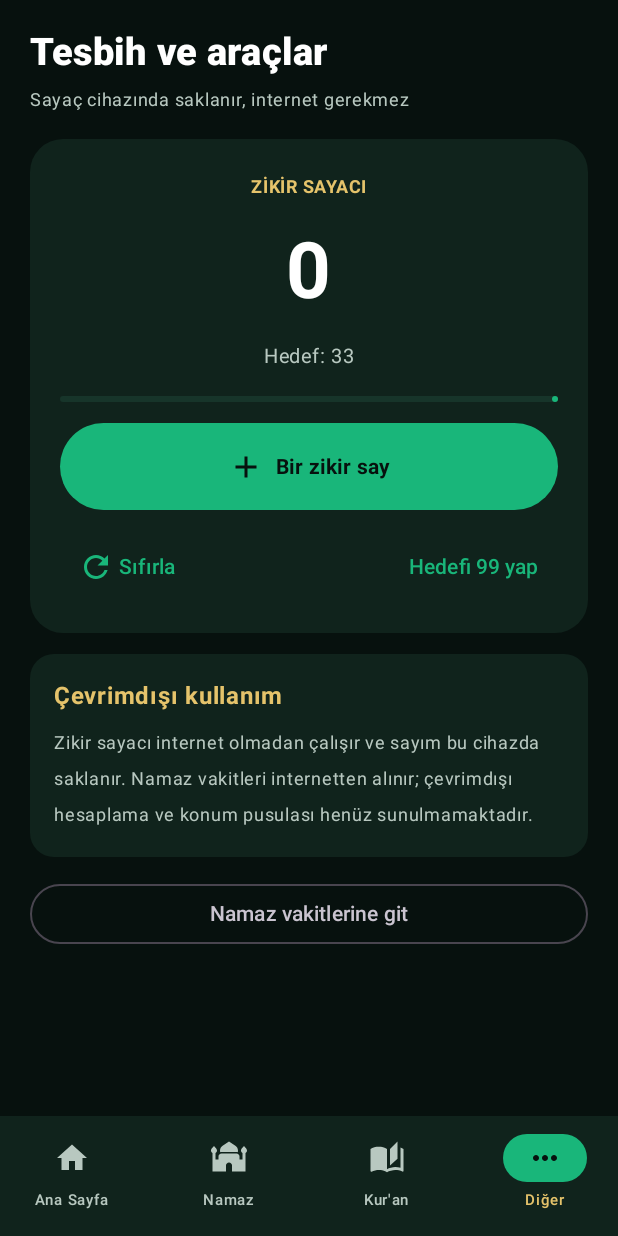
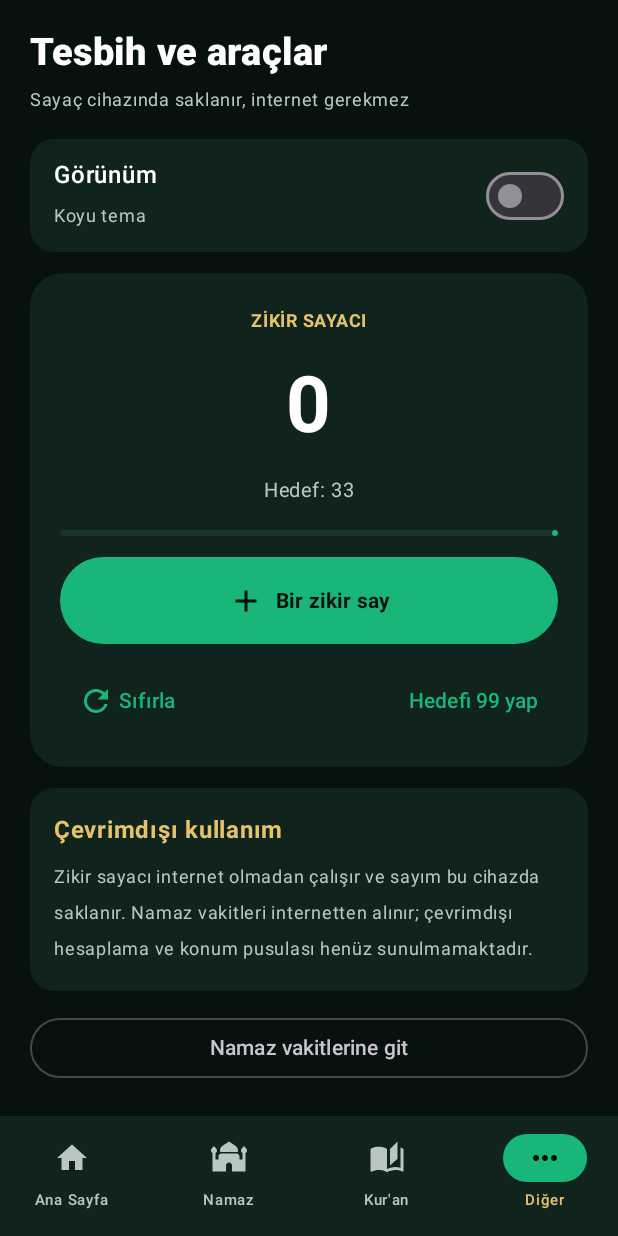
Before and after one commit to furkanmeyra2173-create/ANON-ISLAM, an Android app built with Jetpack Compose: the screen it shows after launch (MainActivity), item 4 of the bottom bar chosen, on a phone screen of 412 x 824 dp. Run offline under Robolectric (Android 15) with nearby library versions, the phone set to English and light mode, and no system bars.

Commit message:
Add persistent light and dark theme settings

```diff
--- a/app/src/main/java/com/anonh4x/anonislam/MainActivity.kt
+++ b/app/src/main/java/com/anonh4x/anonislam/MainActivity.kt
@@ -43,17 +43,39 @@ import androidx.compose.ui.Alignment
 import androidx.compose.ui.Modifier
 import androidx.compose.ui.graphics.Color
 import androidx.compose.ui.graphics.vector.ImageVector
+import androidx.compose.ui.semantics.contentDescription
+import androidx.compose.ui.semantics.semantics
 import androidx.compose.ui.text.font.FontWeight
 import androidx.compose.ui.text.input.ImeAction
 import androidx.compose.ui.unit.dp
 import androidx.compose.ui.unit.sp
 
-private val Night = Color(0xFF07110E)
-private val Panel = Color(0xFF10231C)
-private val PanelLight = Color(0xFF17352A)
-private val Emerald = Color(0xFF19B67A)
-private val Gold = Color(0xFFE5C36B)
-private val Muted = Color(0xFFB8C8C0)
+private data class AppPalette(
+    val background: Color,
+    val panel: Color,
+    val panelRaised: Color,
+    val accent: Color,
+    val highlight: Color,
+    val muted: Color,
+    val foreground: Color
+)
+
+private val darkPalette = AppPalette(
+    Color(0xFF07110E), Color(0xFF10231C), Color(0xFF17352A),
+    Color(0xFF19B67A), Color(0xFFE5C36B), Color(0xFFB8C8C0), Color.White
+)
+private val lightPalette = AppPalette(
+    Color(0xFFF5F7F3), Color.White, Color(0xFFE8F1EB),
+    Color(0xFF087A50), Color(0xFF856313), Color(0xFF56675F), Color(0xFF14211A)
+)
+private val LocalAppPalette = androidx.compose.runtime.staticCompositionLocalOf { darkPalette }
+private val Night: Color @Composable get() = LocalAppPalette.current.background
+private val Panel: Color @Composable get() = LocalAppPalette.current.panel
+private val PanelLight: Color @Composable get() = LocalAppPalette.current.panelRaised
+private val Emerald: Color @Composable get() = LocalAppPalette.current.accent
+private val Gold: Color @Composable get() = LocalAppPalette.current.highlight
+private val Muted: Color @Composable get() = LocalAppPalette.current.muted
+private val Foreground: Color @Composable get() = LocalAppPalette.current.foreground
 
 private enum class AppTab(val label: String, val icon: ImageVector) {
     HOME("Ana Sayfa", Icons.Filled.Home),
@@ -74,24 +96,19 @@ class MainActivity : ComponentActivity() {
     override fun onCreate(savedInstanceState: Bundle?) {
         super.onCreate(savedInstanceState)
         setContent {
-            MaterialTheme(
-                colorScheme = darkColorScheme(
-                    primary = Emerald,
-                    onPrimary = Night,
-                    secondary = Gold,
-                    background = Night,
-                    surface = Panel,
-                    onSurface = Color.White
-                )
-            ) {
-                AnonIslamApp()
-            }
+            AnonIslamApp()
         }
     }
 }
 
 @Composable
 private fun AnonIslamApp() {
+    val context = androidx.compose.ui.platform.LocalContext.current
+    val preferences = remember(context) { context.getSharedPreferences("anon_islam", Context.MODE_PRIVATE) }
+    var isLightTheme by rememberSaveable {
+        mutableStateOf(preferences.getBoolean("light_theme", false))
+    }
+    val palette = if (isLightTheme) lightPalette else darkPalette
     var selectedTab by rememberSaveable { mutableStateOf(AppTab.HOME.name) }
     var city by rememberSaveable { mutableStateOf("Uhingen") }
     var prayerData by remember { mutableStateOf<PrayerData?>(null) }
@@ -122,10 +139,32 @@ private fun AnonIslamApp() {
 
     val currentTab = AppTab.valueOf(selectedTab)
 
+    MaterialTheme(
+        colorScheme = if (isLightTheme) {
+            lightColorScheme(
+                primary = palette.accent,
+                onPrimary = Color.White,
+                secondary = palette.highlight,
+                background = palette.background,
+                surface = palette.panel,
+                onSurface = palette.foreground
+            )
+        } else {
+            darkColorScheme(
+                primary = palette.accent,
+                onPrimary = palette.background,
+                secondary = palette.highlight,
+                background = palette.background,
+                surface = palette.panel,
+                onSurface = palette.foreground
+            )
+        }
+    ) {
+      androidx.compose.runtime.CompositionLocalProvider(LocalAppPalette provides palette) {
     Scaffold(
         containerColor = Night,
         bottomBar = {
-            NavigationBar(containerColor = Panel, contentColor = Color.White) {
+            NavigationBar(containerColor = Panel, contentColor = Foreground) {
                 AppTab.values().forEach { tab ->
                     NavigationBarItem(
                         selected = currentTab == tab,
@@ -159,9 +198,18 @@ private fun AnonIslamApp() {
                     city, { city = it }, prayerData, isLoadingPrayer, prayerError, loadPrayerTimes
                 )
                 AppTab.QURAN -> QuranScreen()
-                AppTab.MORE -> MoreScreen { selectedTab = AppTab.PRAYER.name }
+                AppTab.MORE -> MoreScreen(
+                    isLightTheme = isLightTheme,
+                    onThemeChange = { enabled ->
+                        isLightTheme = enabled
+                        preferences.edit().putBoolean("light_theme", enabled).apply()
+                    },
+                    onNavigateToPrayer = { selectedTab = AppTab.PRAYER.name }
+                )
             }
         }
+    }
+      }
     }
 }
 
@@ -174,7 +222,7 @@ private fun HomeScreen(prayerData: PrayerData?, onNavigate: (AppTab) -> Unit) {
         Row(verticalAlignment = Alignment.CenterVertically) {
             Column(modifier = Modifier.weight(1f)) {
                 Text("ANON", color = Gold, fontSize = 12.sp, fontWeight = FontWeight.Bold)
-                Text("İSLAM", color = Color.White, fontSize = 34.sp, fontWeight = FontWeight.ExtraBold)
+                Text("İSLAM", color = Foreground, fontSize = 34.sp, fontWeight = FontWeight.ExtraBold)
                 Text("Bilgiyle, huzurla, güvenilir kaynaklarla.", color = Muted, fontSize = 12.sp)
             }
             Icon(Icons.Filled.Mosque, contentDescription = null, tint = Gold, modifier = Modifier.size(42.dp))
@@ -187,7 +235,7 @@ private fun HomeScreen(prayerData: PrayerData?, onNavigate: (AppTab) -> Unit) {
         ) {
             Column(Modifier.padding(20.dp), verticalArrangement = Arrangement.spacedBy(7.dp)) {
                 Text("ESSELÂMÜ ALEYKÜM", color = Gold, fontSize = 11.sp, fontWeight = FontWeight.Bold)
-                Text("Hoş geldin", color = Color.White, fontSize = 25.sp, fontWeight = FontWeight.Bold)
+                Text("Hoş geldin", color = Foreground, fontSize = 25.sp, fontWeight = FontWeight.Bold)
                 Text("İbadet ve öğrenme yolculuğuna buradan devam et.", color = Muted, fontSize = 13.sp)
             }
         }
@@ -212,7 +260,7 @@ private fun HomeScreen(prayerData: PrayerData?, onNavigate: (AppTab) -> Unit) {
                         prayerData.times.filter { it.name != "Güneş" }.forEach { prayer ->
                             Column(horizontalAlignment = Alignment.CenterHorizontally) {
                                 Text(prayer.name, color = Muted, fontSize = 10.sp)
-                                Text(prayer.time, color = Color.White, fontWeight = FontWeight.Bold, fontSize = 12.sp)
+                                Text(prayer.time, color = Foreground, fontWeight = FontWeight.Bold, fontSize = 12.sp)
                             }
                         }
                     }
@@ -268,7 +316,7 @@ private fun FeatureCard(
         ) {
             Icon(icon, contentDescription = null, tint = Emerald, modifier = Modifier.size(24.dp))
             Spacer(Modifier.height(11.dp))
-            Text(title, color = Color.White, fontWeight = FontWeight.Bold, fontSize = 13.sp)
+            Text(title, color = Foreground, fontWeight = FontWeight.Bold, fontSize = 13.sp)
             Text(subtitle, color = Muted, fontSize = 11.sp)
         }
     }
@@ -326,7 +374,7 @@ private fun PrayerScreen(
                         Icon(Icons.Filled.LocationOn, contentDescription = null, tint = Gold)
                         Spacer(Modifier.width(7.dp))
                         Column {
-                            Text(prayerData.city, color = Color.White, fontWeight = FontWeight.Bold, fontSize = 18.sp)
+                            Text(prayerData.city, color = Foreground, fontWeight = FontWeight.Bold, fontSize = 18.sp)
                             Text(prayerData.date, color = Muted, fontSize = 12.sp)
                         }
                     }
@@ -341,7 +389,7 @@ private fun PrayerScreen(
                             verticalAlignment = Alignment.CenterVertically
                         ) {
                             Text(time.name, color = Muted, fontSize = 14.sp)
-                            Text(time.time, color = Color.White, fontWeight = FontWeight.Bold, fontSize = 16.sp)
+                            Text(time.time, color = Foreground, fontWeight = FontWeight.Bold, fontSize = 16.sp)
                         }
                     }
                 }
@@ -367,7 +415,7 @@ private fun QuranScreen() {
         Card(colors = CardDefaults.cardColors(containerColor = Panel), shape = RoundedCornerShape(20.dp)) {
             Column(Modifier.padding(18.dp), verticalArrangement = Arrangement.spacedBy(8.dp)) {
                 Icon(Icons.Filled.AutoStories, contentDescription = null, tint = Emerald, modifier = Modifier.size(32.dp))
-                Text("Kur'an bölümü hazırlanıyor", color = Color.White, fontSize = 18.sp, fontWeight = FontWeight.Bold)
+                Text("Kur'an bölümü hazırlanıyor", color = Foreground, fontSize = 18.sp, fontWeight = FontWeight.Bold)
                 Text(
                     "Bir sonraki geliştirmede sure listesi, Arapça metin, Türkçe meal ve sesli tilavet eklenecek. Meal ve kaynak bilgileri açıkça gösterilecek.",
                     color = Muted,
@@ -379,7 +427,11 @@ private fun QuranScreen() {
 }
 
 @Composable
-private fun MoreScreen(onNavigateToPrayer: () -> Unit) {
+private fun MoreScreen(
+    isLightTheme: Boolean,
+    onThemeChange: (Boolean) -> Unit,
+    onNavigateToPrayer: () -> Unit
+) {
     val context = androidx.compose.ui.platform.LocalContext.current
     val preferences = remember { context.getSharedPreferences("anon_islam", Context.MODE_PRIVATE) }
     var count by rememberSaveable { mutableIntStateOf(preferences.getInt("dhikr_count", 0)) }
@@ -393,6 +445,30 @@ private fun MoreScreen(onNavigateToPrayer: () -> Unit) {
         Card(
             modifier = Modifier.fillMaxWidth(),
             colors = CardDefaults.cardColors(containerColor = Panel),
+            shape = RoundedCornerShape(16.dp)
+        ) {
+            Row(
+                modifier = Modifier.fillMaxWidth().padding(horizontal = 16.dp, vertical = 12.dp),
+                verticalAlignment = Alignment.CenterVertically
+            ) {
+                Column(Modifier.weight(1f), verticalArrangement = Arrangement.spacedBy(3.dp)) {
+                    Text("Görünüm", color = Foreground, fontWeight = FontWeight.SemiBold)
+                    Text(if (isLightTheme) "Açık tema" else "Koyu tema", color = Muted, fontSize = 12.sp)
+                }
+                Switch(
+                    modifier = Modifier.semantics {
+                        contentDescription = if (isLightTheme) "Açık tema" else "Koyu tema"
+                    },
+                    checked = isLightTheme,
+                    onCheckedChange = onThemeChange,
+                    colors = SwitchDefaults.colors(checkedTrackColor = Emerald)
+                )
+            }
+        }
+        Card(
+            modifier = Modifier.fillMaxWidth(),
+
+            colors = CardDefaults.cardColors(containerColor = Panel),
             shape = RoundedCornerShape(22.dp)
         ) {
             Column(
@@ -401,7 +477,7 @@ private fun MoreScreen(onNavigateToPrayer: () -> Unit) {
                 verticalArrangement = Arrangement.spacedBy(14.dp)
             ) {
                 Text("ZİKİR SAYACI", color = Gold, fontSize = 12.sp, fontWeight = FontWeight.Bold)
-                Text("$count", color = Color.White, fontSize = 52.sp, fontWeight = FontWeight.Bold)
+                Text("$count", color = Foreground, fontSize = 52.sp, fontWeight = FontWeight.Bold)
                 Text("Hedef: $target", color = Muted, fontSize = 13.sp)
                 LinearProgressIndicator(
                     progress = { (count.toFloat() / target).coerceIn(0f, 1f) },
@@ -453,7 +529,7 @@ private fun MoreScreen(onNavigateToPrayer: () -> Unit) {
 @Composable
 private fun ScreenHeading(title: String, subtitle: String) {
     Column(verticalArrangement = Arrangement.spacedBy(5.dp)) {
-        Text(title, color = Color.White, fontSize = 25.sp, fontWeight = FontWeight.ExtraBold)
+        Text(title, color = Foreground, fontSize = 25.sp, fontWeight = FontWeight.ExtraBold)
         Text(subtitle, color = Muted, fontSize = 12.sp)
     }
 }
```
